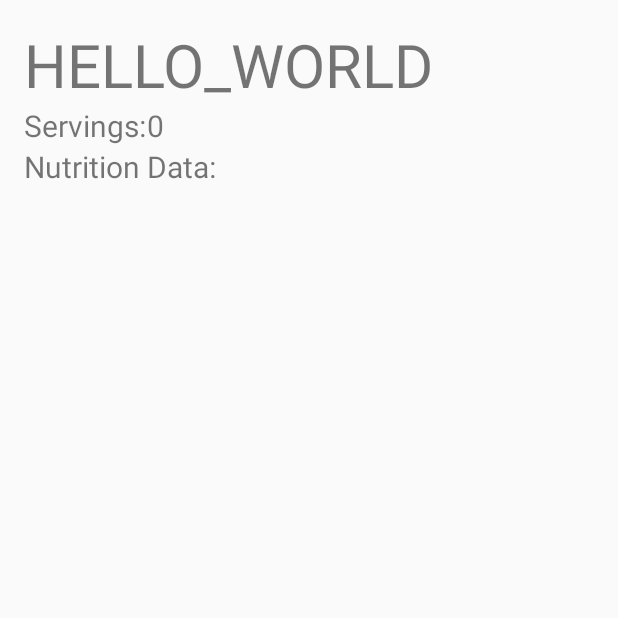
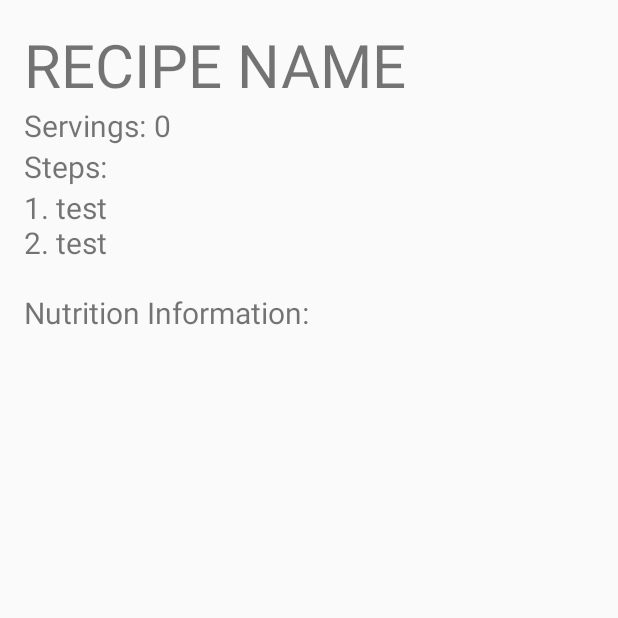
Before and after one commit to MBLAHO13/CS275Project, an Android app: the RecipeDisplayOne screen opened directly, with no data from a screen before it, on a phone screen of 412 x 824 dp, the top half of it. Run offline under Robolectric (Android 15) with nearby library versions, the phone set to English and light mode, and no system bars; 10 statements that could not run were skipped.

Commit message:
Fixed bugs in Cache and Database generation, added complete Database initailization, started work on RecipeDisplayOne (currently functional but visually terrible)

```diff
--- a/FoodTracker/app/src/main/java/cblaho/foodtracker/Cache.java
+++ b/FoodTracker/app/src/main/java/cblaho/foodtracker/Cache.java
@@ -25,12 +25,19 @@ public class Cache {
     private Integer maxId;
 
     public Cache(CacheListener listener, Context context) {
+        System.out.println("Generating Cache");
         this.context = context;
         this.database = new DbHandler(context);
         this.listener = listener;
         this.maxId = 0;
         this.ingredients = database.getIngredientList();
         this.recipes = this.getRecipeList();
+        for(String id : ingredients.keySet()) {
+            System.out.println("Known ID: " + id);
+        }
+        for(String id : recipes.keySet()) {
+            System.out.println("Known ID: " + id);
+        }
     }
 
     private Map<String,String> getRecipeList() {
@@ -46,13 +53,19 @@ public class Cache {
             BufferedReader reader = new BufferedReader(new InputStreamReader(fis));
             String line = reader.readLine();
             Integer id;
+            this.maxId = 0;
             while (line != null) {
+                System.out.println(line);
                 String vals[] = line.split(",");
+                System.out.println("vals[0]: " + vals[0]);
+                System.out.println("vals[1]: " + vals[1]);
                 r.put(vals[0], vals[1]);
-                id = Integer.getInteger(vals[0].replace("R","").replace("r",""));
-                if(id > maxId) {
-                    maxId = id;
+                id = Integer.parseInt(vals[0].replace("R", "").replace("r", ""));
+                System.out.println("id: " + id.toString());
+                if(id > this.maxId) {
+                    this.maxId = id;
                 }
+                line = reader.readLine();
             }
         } catch (IOException e) {
             return r;
@@ -100,6 +113,7 @@ public class Cache {
     }
 
     public Recipe getRecipeById(String id) {
+        System.out.println("Getting by id: " + id);
         JsonHandler json;
         try {
             json = new JsonHandler(id, context);
@@ -126,6 +140,7 @@ public class Cache {
     }
 
     public Ingredient getIngredientById(String id) {
+        System.out.println("Getting by id: " + id);
         if(!ingredients.containsKey(id)) {
             (new RestHandler(listener)).execute("id",id);
         }
@@ -162,6 +177,7 @@ public class Cache {
     }
 
     public void save(Recipe r) {
+        System.out.println("Saving " + r.getName());
         for(Food i : r.getIngredients()) {
             if(i.getID().startsWith("r") || i.getID().startsWith("R")) {
                 this.save((Recipe) i);
@@ -170,10 +186,13 @@ public class Cache {
             }
         }
         (new JsonHandler(r, context)).write();
-        addToRecipeList(r.getID(), r.getName());
+        if(!recipes.containsKey(r.getID())) {
+            addToRecipeList(r.getID(), r.getName());
+        }
     }
 
     public void save(Ingredient i) {
+        System.out.println("Saving " + i.getName());
         ingredients.put(i.getID(), i.getName());
         database.save(i);
         (new JsonHandler(i, context)).write();
--- a/FoodTracker/app/src/main/java/cblaho/foodtracker/DbHandler.java
+++ b/FoodTracker/app/src/main/java/cblaho/foodtracker/DbHandler.java
@@ -3,6 +3,7 @@ package cblaho.foodtracker;
 import android.content.ContentValues;
 import android.content.Context;
 import android.database.Cursor;
+import android.database.sqlite.SQLiteConstraintException;
 import android.database.sqlite.SQLiteDatabase;
 import android.database.sqlite.SQLiteOpenHelper;
 
@@ -17,7 +18,9 @@ public class DbHandler {
     private SQLiteDatabase database;
 
     public DbHandler(Context context) {
+        System.out.println("Connecting to Database");
         database = (new DbHelper(context)).getWritableDatabase();
+        System.out.println("Connected Successfully");
     }
 
     public Ingredient getIngredientById(String id) {
@@ -26,6 +29,7 @@ public class DbHandler {
             String name = null;
             String group_name = null;
             HashMap<String,Double> nutrients = new HashMap<>();
+            c.moveToFirst();
             for(String s : c.getColumnNames()) {
                 switch (s) {
                     case "id":
@@ -56,32 +60,167 @@ public class DbHandler {
         for(Map.Entry<String,Double> p : f.getNutrients().entrySet()) {
             values.put(p.getKey(), p.getValue());
         }
-        database.insert(table, null, values);
+        try {
+            database.insert(table, null, values);
+        } catch (SQLiteConstraintException e) {}
     }
 
     public Map<String,String> getIngredientList() {
+        System.out.println("Getting Ingredient list");
         Cursor c = database.query(table, new String[] {"id","name"}, null, null, null, null, null);
+        HashMap<String,String> idmap = new HashMap<>();
         if(c != null) {
-            HashMap<String,String> idmap = new HashMap<>();
+            c.moveToFirst();
             while(!c.isAfterLast()) {
-                idmap.put(c.getString(0),c.getString(1));
+                idmap.put(c.getString(c.getColumnIndex("id")),c.getString(c.getColumnIndex("name")));
+                c.moveToNext();
             }
             c.close();
-            return idmap;
-        } else {
-            return null;
         }
+        System.out.println("Returning Ingredient List");
+        return idmap;
     }
 
     private class DbHelper extends SQLiteOpenHelper {
         public DbHelper(Context context) {
-            super(context, table, null, 0);
+            super(context, table, null, 1);
         }
 
         @Override
         public void onCreate(SQLiteDatabase db) {
-            // TODO: Finish this with Karishma
-            db.execSQL("CREATE TABLE ingredients");
+            db.execSQL("CREATE TABLE ingredients(" +
+                    "id varchar(30) PRIMARY KEY," +
+                    "name varchar(30) default \"\"," +
+                    "group_name varchar(30) default \"\"," +
+                    "\"22_1_t\" varchar(30) default \"\"," +
+                    "\"22_4\" varchar(30) default \"\"," +
+                    "\"vitamin_d\" varchar(30) default \"\"," +
+                    "\"vitamin_b_12\" varchar(30) default \"\"," +
+                    "\"sugars_total\" varchar(30) default \"\"," +
+                    "\"18_2_n_6_cc\" varchar(30) default \"\"," +
+                    "\"16_1_c\" varchar(30) default \"\"," +
+                    "\"phenylalanine\" varchar(30) default \"\"," +
+                    "\"14_0 default\" varchar(30) default \"\"," +
+                    "\"22_5_n_3_dpa\" varchar(30) default \"\"," +
+                    "\"pantothenic_acid\" varchar(30) default \"\"," +
+                    "\"fatty_acids_total_trans\" varchar(30) default \"\"," +
+                    "\"18_2_undifferentiated\" varchar(30) default \"\"," +
+                    "\"sucrose\" varchar(30) default \"\"," +
+                    "\"17_1\" varchar(30) default \"\"," +
+                    "\"carotene_alpha\" varchar(30) default \"\"," +
+                    "\"retinol\" varchar(30) default \"\"," +
+                    "\"vitamin_a_iu\" varchar(30) default \"\"," +
+                    "\"18_1_c\" varchar(30) default \"\"," +
+                    "\"20_0\" varchar(30) default \"\"," +
+                    "\"vitamin_d3_cholecalciferol\" varchar(30) default \"\"," +
+                    "\"16_0\" varchar(30) default \"\"," +
+                    "\"valine\" varchar(30) default \"\"," +
+                    "\"22_1_undifferentiated\" varchar(30) default \"\"," +
+                    "\"tocopherol_beta\" varchar(30) default \"\"," +
+                    "\"vitamin_c_total_ascorbic_acid\" varchar(30) default \"\"," +
+                    "\"18_3_n_3_ccc_ala\" varchar(30) default \"\"," +
+                    "\"14_1\" varchar(30) default \"\"," +
+                    "\"selenium_se\" varchar(30) default \"\"," +
+                    "\"leucine\" varchar(30) default \"\"," +
+                    "\"20_4_undifferentiated\" varchar(30) default \"\"," +
+                    "\"vitamin_b_12_added\" varchar(30) default \"\"," +
+                    "\"18_2_clas\" varchar(30) default \"\"," +
+                    "\"niacin\" varchar(30) default \"\"," +
+                    "\"isoleucine\" varchar(30) default \"\"," +
+                    "\"vitamin_e_added\" varchar(30) default \"\"," +
+                    "\"lactose\" varchar(30) default \"\"," +
+                    "\"ash\" varchar(30) default \"\"," +
+                    "\"tocopherol_gamma\" varchar(30) default \"\"," +
+                    "\"15_0\" varchar(30) default \"\"," +
+                    "\"20_2_n_6_cc\" varchar(30) default \"\"," +
+                    "\"folate_food\" varchar(30) default \"\"," +
+                    "\"24_1_c\" varchar(30) default \"\"," +
+                    "\"folate_dfe\" varchar(30) default \"\"," +
+                    "\"18_4\" varchar(30) default \"\"," +
+                    "\"22_0\" varchar(30) default \"\"," +
+                    "\"phosphorus_p\" varchar(30) default \"\"," +
+                    "\"fiber_total_dietary\" varchar(30) default \"\"," +
+                    "\"choline_total\" varchar(30) default \"\"," +
+                    "\"fatty_acids_total_saturated\" varchar(30) default \"\"," +
+                    "\"fructose\" varchar(30) default \"\"," +
+                    "\"20_3_n_6\" varchar(30) default \"\"," +
+                    "\"16_1_undifferentiated\" varchar(30) default \"\"," +
+                    "\"threonine\" varchar(30) default \"\"," +
+                    "\"fatty_acids_total_monounsaturated\" varchar(30) default \"\"," +
+                    "\"maltose\" varchar(30) default \"\"," +
+                    "\"serine\" varchar(30) default \"\"," +
+                    "\"18_2_t_not_further_defined\" varchar(30) default \"\"," +
+                    "\"20_5_n_3_epa\" varchar(30) default \"\"," +
+                    "\"total_lipid_fat\" varchar(30) default \"\"," +
+                    "\"protein\" varchar(30) default \"\"," +
+                    "\"theobromine\" varchar(30) default \"\"," +
+                    "\"galactose\" varchar(30) default \"\"," +
+                    "\"18_3_undifferentiated\" varchar(30) default \"\"," +
+                    "\"fatty_acids_total_trans_monoenoic\" varchar(30) default \"\"," +
+                    "\"20_3_undifferentiated\" varchar(30) default \"\"," +
+                    "\"histidine\" varchar(30) default \"\"," +
+                    "\"alcohol_ethyl\" varchar(30) default \"\"," +
+                    "\"folate_total\" varchar(30) default \"\"," +
+                    "\"lysine\" varchar(30) default \"\"," +
+                    "\"22_6_n_3_dha\" varchar(30) default \"\"," +
+                    "\"cholesterol\" varchar(30) default \"\"," +
+                    "\"hydroxyproline\" varchar(30) default \"\"," +
+                    "\"16_1_t\" varchar(30) default \"\"," +
+                    "\"manganese_mn\" varchar(30) default \"\"," +
+                    "\"18_1_undifferentiated\" varchar(30) default \"\"," +
+                    "\"carbohydrate_by_difference\" varchar(30) default \"\"," +
+                    "\"cystine\" varchar(30) default \"\"," +
+                    "\"vitamin_b_6\" varchar(30) default \"\"," +
+                    "\"copper_cu\" varchar(30) default \"\"," +
+                    "\"potassium_k\" varchar(30) default \"\"," +
+                    "\"12_0\" varchar(30) default \"\"," +
+                    "\"cryptoxanthin_beta\" varchar(30) default \"\"," +
+                    "\"vitamin_d_d2__d3\" varchar(30) default \"\"," +
+                    "\"arginine\" varchar(30) default \"\"," +
+                    "\"vitamin_a_rae\" varchar(30) default \"\"," +
+                    "\"tocopherol_delta\" varchar(30) default \"\" ," +
+                    "\"folic_acid\" varchar(30) default \"\"," +
+                    "\"fluoride_f\" varchar(30) default \"\"," +
+                    "\"methionine\" varchar(30) default \"\"," +
+                    "\"6_0\" varchar(30) default \"\"," +
+                    "\"glycine\" varchar(30) default \"\"," +
+                    "\"thiamin\" varchar(30) default \"\"," +
+                    "\"energy\" varchar(30) default \"\"," +
+                    "\"15_1\" varchar(30) default \"\"," +
+                    "\"proline\" varchar(30) default \"\"," +
+                    "\"betaine\" varchar(30) default \"\"," +
+                    "\"iron_fe\" varchar(30) default \"\"," +
+                    "\"4_0\" varchar(30) default \"\"," +
+                    "\"riboflavin\" varchar(30) default \"\"," +
+                    "\"vitamin_k_phylloquinone\" varchar(30) default \"\"," +
+                    "\"aspartic_acid\" varchar(30) default \"\"," +
+                    "\"magnesium_mg\" varchar(30) default \"\"," +
+                    "\"tyrosine\" varchar(30) default \"\"," +
+                    "\"lutein__zeaxanthin\" varchar(30) default \"\"," +
+                    "\"calcium_ca\" varchar(30) default \"\"," +
+                    "\"lycopene\" varchar(30) default \"\"," +
+                    "\"tryptophan\" varchar(30) default \"\"," +
+                    "\"sodium_na\" varchar(30) default \"\"," +
+                    "\"8_0\" varchar(30) default \"\"," +
+                    "\"caffeine\" varchar(30) default \"\"," +
+                    "\"water\" varchar(30) default \"\"," +
+                    "\"18_3_n_6_ccc\" varchar(30) default \"\"," +
+                    "\"glucose_dextrose\" varchar(30) default \"\"," +
+                    "\"22_1_c\" varchar(30) default \"\"," +
+                    "\"18_0\" varchar(30) default \"\"," +
+                    "\"vitamin_e_alpha_tocopherol\" varchar(30) default \"\"," +
+                    "\"17_0\" varchar(30) default \"\"," +
+                    "\"18_3i\" varchar(30) default \"\"," +
+                    "\"glutamic_acid\" varchar(30) default \"\"," +
+                    "\"carotene_beta\" varchar(30) default \"\"," +
+                    "\"24_0\" varchar(30) default \"\"," +
+                    "\"alanine\" varchar(30) default \"\"," +
+                    "\"10_0\" varchar(30) default \"\"," +
+                    "\"fatty_acids_total_polyunsaturated\" varchar(30) default \"\"," +
+                    "\"20_1\" varchar(30) default \"\"," +
+                    "\"18_1_t\" varchar(30) default \"\"," +
+                    "\"zinc_zn\" varchar(30) default \"\");"
+            );
         }
 
         @Override
--- a/FoodTracker/app/src/main/java/cblaho/foodtracker/Recipe.java
+++ b/FoodTracker/app/src/main/java/cblaho/foodtracker/Recipe.java
@@ -148,7 +148,7 @@ public class Recipe implements Food, Parcelable {
             String id = source.readString();
             String name = source.readString();
             Double qty = source.readDouble();
-            source.readList(ingredients, null);
+            source.readList(ingredients, Ingredient.class.getClassLoader());
             source.readMap(conversions, null);
             String conversion = source.readString();
             String steps = source.readString();
--- a/FoodTracker/app/src/main/java/cblaho/foodtracker/RecipeDisplayOne.java
+++ b/FoodTracker/app/src/main/java/cblaho/foodtracker/RecipeDisplayOne.java
@@ -3,7 +3,11 @@ package cblaho.foodtracker;
 import android.app.Activity;
 import android.content.Intent;
 import android.os.Bundle;
+import android.widget.TableLayout;
+import android.widget.TableRow;
 import android.widget.TextView;
+
+import java.util.Map;
 
 public class RecipeDisplayOne extends Activity {
     private Cache cache;
@@ -18,5 +22,34 @@ public class RecipeDisplayOne extends Activity {
         this.recipe = intent.getParcelableExtra("recipe");
         TextView name = (TextView) this.findViewById(R.id.recipe_display_one_name);
         name.setText(recipe.getName());
+        TextView servings = (TextView) this.findViewById(R.id.recipe_display_one_servings);
+        servings.setText(recipe.getQty().toString());
+        TableLayout ingredients = (TableLayout) this.findViewById(R.id.recipe_display_one_ingredients);
+        for(Food f : recipe.getIngredients()) {
+            TableRow tr = new TableRow(this);
+            TextView fname = new TextView(this);
+            TextView funit = new TextView(this);
+            TextView fqty = new TextView(this);
+            fname.setText(f.getName());
+            funit.setText(f.getConversion());
+            fqty.setText(f.getQty().toString());
+            tr.addView(fname);
+            tr.addView(funit);
+            tr.addView(fqty);
+            ingredients.addView(tr);
+        }
+        TextView steps = (TextView) this.findViewById(R.id.recipe_display_one_steps);
+        steps.setText(recipe.getSteps());
+        TableLayout nutrients = (TableLayout) this.findViewById(R.id.recipe_display_one_nutrients);
+        for(Map.Entry<String,Double> nutrient : recipe.getNutrients().entrySet()) {
+            TableRow tr = new TableRow(this);
+            TextView nname = new TextView(this);
+            TextView nqty = new TextView(this);
+            nname.setText(nutrient.getKey());
+            nqty.setText(nutrient.getValue().toString());
+            tr.addView(nname);
+            tr.addView(nqty);
+            nutrients.addView(tr);
+        }
     }
 }
--- a/FoodTracker/app/src/main/java/cblaho/foodtracker/RestHandler.java
+++ b/FoodTracker/app/src/main/java/cblaho/foodtracker/RestHandler.java
@@ -31,7 +31,7 @@ public class RestHandler extends AsyncTask<String,Integer,JsonObject> {
         try {
             URL url = new URL(dburl + params[0]);
             request = (HttpURLConnection) url.openConnection();
-            request.setRequestProperty("request-type", params[1]);
+            request.setRequestProperty("request-value", params[1]);
             request.connect();
             JsonParser jp = new JsonParser();
             JsonElement root = jp.parse(new InputStreamReader((InputStream) request.getContent()));
--- a/FoodTracker/app/src/main/res/layout/activity_recipe_display_one.xml
+++ b/FoodTracker/app/src/main/res/layout/activity_recipe_display_one.xml
@@ -6,49 +6,69 @@
     android:paddingBottom="@dimen/activity_vertical_margin"
     tools:context="cblaho.foodtracker.RecipeDisplayOne">
 
-    <TextView android:text="hello_world" android:layout_width="wrap_content"
+    <TextView android:text="Recipe Name" android:layout_width="wrap_content"
         android:layout_height="wrap_content"
         android:id="@+id/recipe_display_one_name"
         android:textAllCaps="true"
-        android:textSize="40dp"/>
+        android:textSize="40sp"/>
 
     <TextView
         android:layout_width="wrap_content"
         android:layout_height="wrap_content"
-        android:text="Servings:"
-        android:id="@+id/servingstext"
-        android:textSize="20dp"
+        android:text="Servings: "
+        android:id="@+id/recipe_display_one_servings"
+        android:textSize="20sp"
         android:layout_below="@+id/recipe_display_one_name"/>
+
     <TextView
         android:layout_width="wrap_content"
         android:layout_height="wrap_content"
         android:text="0"
-        android:textSize="20dp"
+        android:textSize="20sp"
         android:layout_below="@+id/recipe_display_one_name"
-        android:layout_toEndOf="@+id/servingstext"/>
+        android:layout_toEndOf="@+id/recipe_display_one_servings"/>
+
+    <TextView
+        android:id="@+id/recipe_display_one_step_title"
+        android:layout_width="wrap_content"
+        android:layout_height="wrap_content"
+        android:text="Steps:"
+        android:textSize="20sp"
+        android:layout_below="@+id/recipe_display_one_servings"/>
+
+    <TextView
+        android:id="@+id/recipe_display_one_steps"
+        android:layout_width="wrap_content"
+        android:layout_height="wrap_content"
+        android:text="1. test\n2. test"
+        android:textSize="20sp"
+        android:layout_below="@+id/recipe_display_one_step_title"/>
 
     <TableLayout
+        android:id="@+id/recipe_display_one_ingredients"
         android:layout_width="wrap_content"
         android:layout_height="wrap_content"
-        android:id="@+id/IngredientList"
         android:layout_alignParentStart="true"
-        android:layout_below="@+id/servingstext" />
+        android:layout_below="@+id/recipe_display_one_steps" />
 
     <TextView
         android:layout_width="wrap_content"
         android:layout_height="wrap_content"
-        android:text="Nutrition Data: "
-        android:textSize="20dp"
-        android:id="@+id/nutritionlabel"
-        android:layout_below="@+id/IngredientList"
-       />
+        android:text="Nutrition Information: "
+        android:textSize="20sp"
+        android:id="@+id/recipe_display_one_nutrition_title"
+        android:layout_below="@+id/recipe_display_one_ingredients"/>
 
-    <TableLayout
+    <ScrollView
         android:layout_width="wrap_content"
         android:layout_height="wrap_content"
-        android:id="@+id/NutrientList"
         android:layout_alignParentStart="true"
-        android:layout_below="@+id/nutritionlabel" />
+        android:layout_below="@+id/recipe_display_one_nutrition_title">
+        <TableLayout
+            android:id="@+id/recipe_display_one_nutrients"
+            android:layout_width="wrap_content"
+            android:layout_height="wrap_content" />
+    </ScrollView>
 
 
 </RelativeLayout>
```
Also changed, not shown: FoodTracker/app/src/main/java/cblaho/foodtracker/FoodTracker.java (+63 -34 lines), FoodTracker/app/src/main/java/cblaho/foodtracker/JsonHandler.java (+6 -5 lines).
